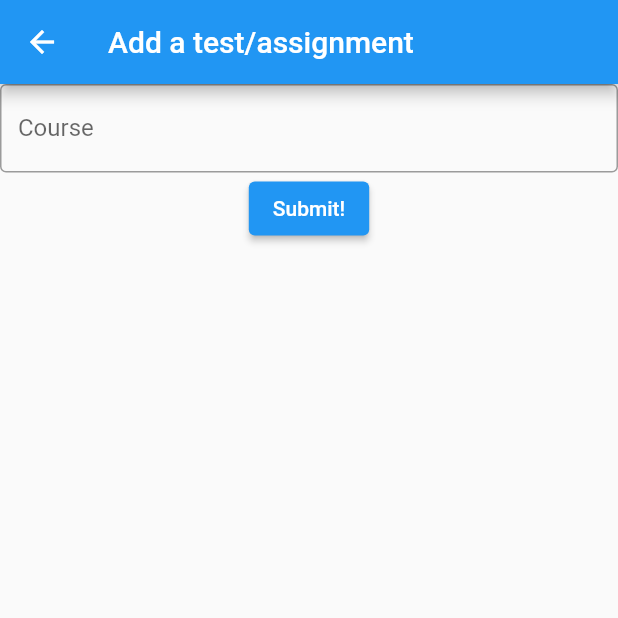
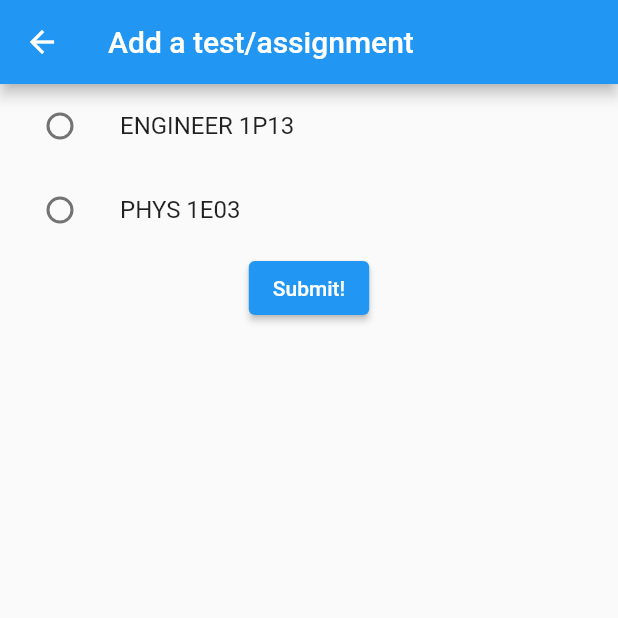
Before and after one commit to SamKhzym/Plan2Learn, a Flutter app: the AddWork screen opened directly, on a phone screen of 412 x 824 dp, the top half of it. Run offline on Flutter 3.47's test engine with Material 2 defaults, Android fonts, the phone set to English and light mode, and no system bars; our stand-ins replace sqflite; missing offline and left inert: collapsible; accounts and stored records are empty.

Commit message:
Backup- selecting a course kinda works but not really

```diff
--- a/lib/screens/home.dart
+++ b/lib/screens/home.dart
@@ -168,12 +168,38 @@ class AddCourse extends StatelessWidget {
 }
 
 class AddWork extends StatelessWidget {
-  List<String> courses = States.getCourseList();
-  TextEditingController courseController = TextEditingController();
+  var courses = States.getCourseList();
+  var course = "";
+  String courseSelection = "";
   TextEditingController nameController = TextEditingController();
   TextEditingController yearController = TextEditingController();
   TextEditingController monthController = TextEditingController();
   TextEditingController dayController = TextEditingController();
+
+  void printStuff(int i) {
+    course = courses[i];
+    print(course);
+  }
+
+  List<Widget> makeCourseRadioButtons() {
+    List<Widget> buttons = [];
+
+    for (int i = 0; i < States.getCourseList().length; i++) {
+      var button = ListTile(
+          title: Text(States.getCourseList()[i]),
+          leading: Radio(
+            //groupValue: course,
+            value: i,
+            onChanged: printStuff,
+          )
+      );
+
+      buttons.add(button);
+    }
+
+    return buttons;
+
+  }
 
   @override
   Widget build(BuildContext context) {
@@ -183,18 +209,11 @@ class AddWork extends StatelessWidget {
         ),
         body: Center(
           child: Column(children: [
-            TextField(
-              controller: courseController,
-              decoration: InputDecoration(
-                  border: OutlineInputBorder(), labelText: "Course"),
+            Column(
+              children: makeCourseRadioButtons()
             ),
             ElevatedButton(
               onPressed: () {
-                States.course = courseController.value.text;
-                print(States.course);
-                States.courseList.add(new Course.fromTitle(States.course));
-                print(States.courseList[2]);
-                Navigator.pop(context);
               },
               child: Text('Submit!'),
             ),
```
